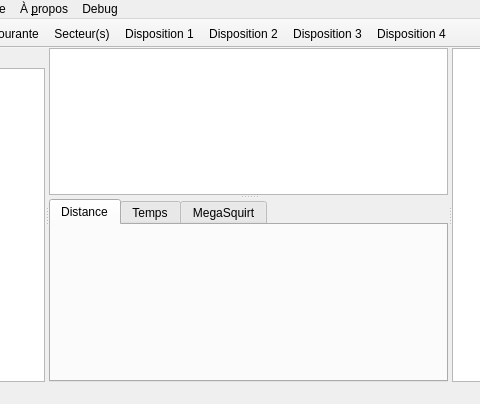
The window that MainWindow.ui (xaviermawet/EcoManagerQwt) describes before a commit, drawn with Qt 5; both pictures show x 155 to 635 and y 0 to 404 of the 1005 by 404 pixel window.
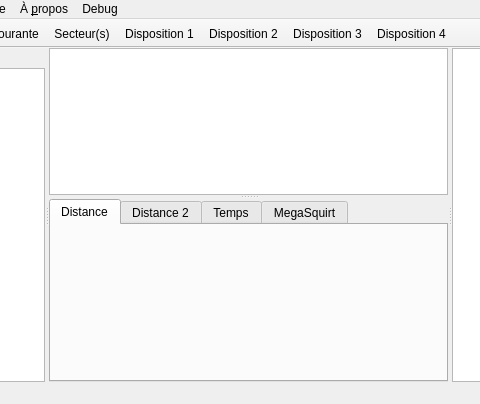
The same window after the commit. Icons and pictures are not drawn.

Commit message: Appel de la méthode setForwardOnly pour la sqlquery de récupération des données SPEED dans la méthode de calcul de vitesse, distance, accélération etc ... Ajout (en code commenté) de la creation des deux courbes (vitesse - distance et vitesse - temps) avec ma méthode de calcul de données

Diff of the .ui file:
```diff
--- a/MainWindow.ui
+++ b/MainWindow.ui
@@ -135,6 +135,11 @@
            <string>Distance</string>
           </attribute>
          </widget>
+         <widget class="QWidget" name="tabDistance">
+          <attribute name="title">
+           <string>Distance 2</string>
+          </attribute>
+         </widget>
          <widget class="QWidget" name="tabTime">
           <attribute name="title">
            <string>Temps</string>
```
The commit also changes 3 other files.
